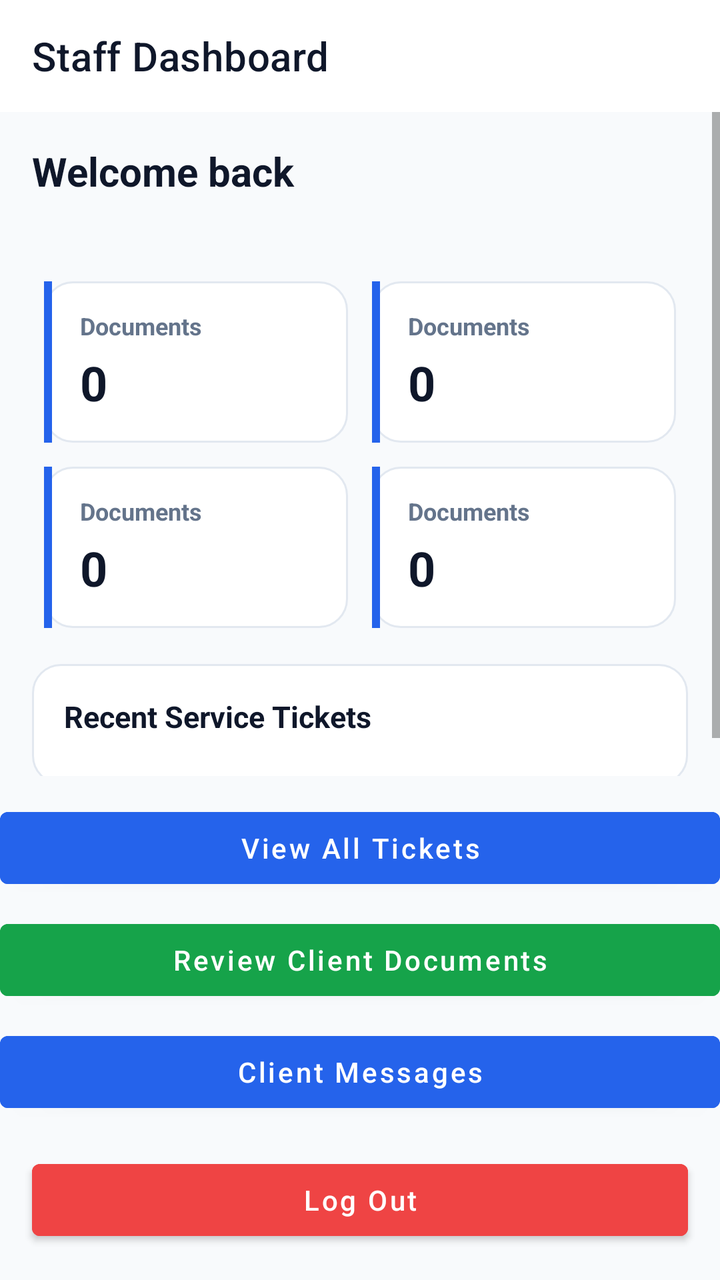
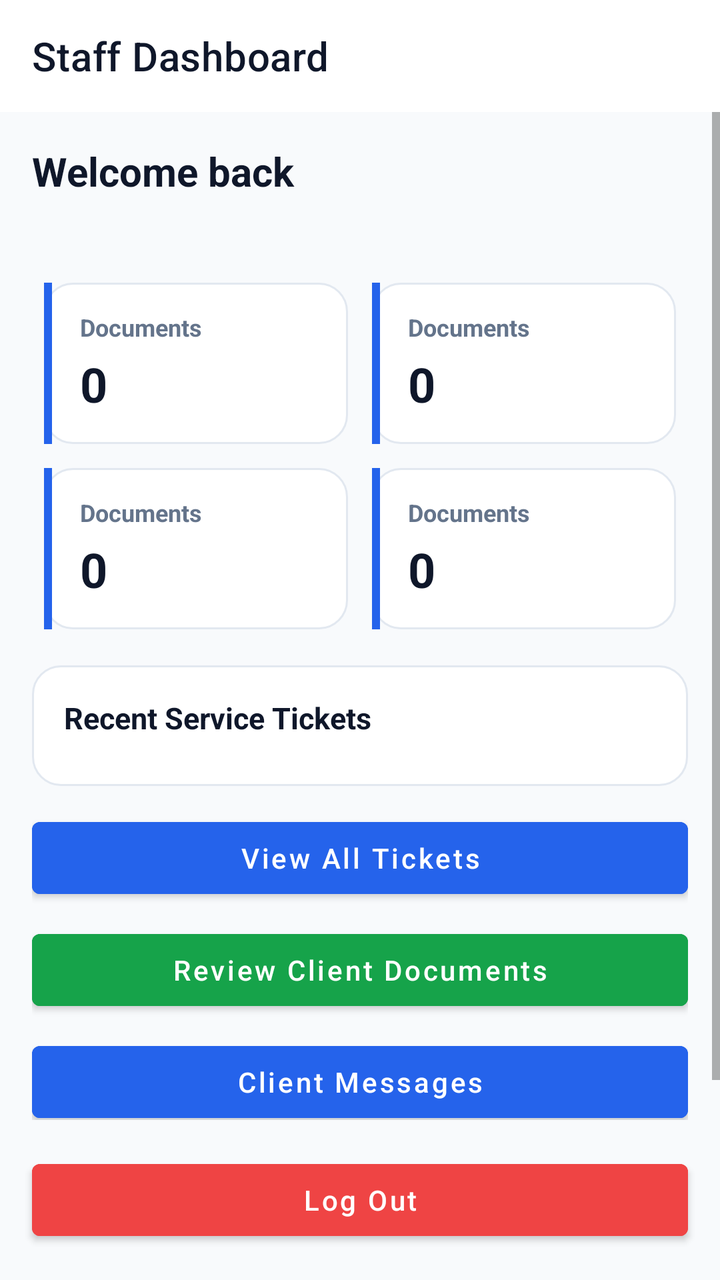

Screens rendered from an Android XML layout before and after an edit, with the pre-edit source and the edit as a unified diff.
<!-- AndroidManifest.xml: application theme Theme.ApexLedger -->
<!-- res/layout/activity_staff_dashboard.xml -->
<?xml version="1.0" encoding="utf-8"?>
<LinearLayout xmlns:android="http://schemas.android.com/apk/res/android"
    xmlns:app="http://schemas.android.com/apk/res-auto"
    android:layout_width="match_parent"
    android:layout_height="match_parent"
    android:orientation="vertical"
    android:background="@color/gray_50">

    <com.google.android.material.appbar.MaterialToolbar
        android:id="@+id/toolbar"
        android:layout_width="match_parent"
        android:layout_height="?attr/actionBarSize"
        android:background="@color/white"
        app:titleTextColor="@color/navy"
        app:title="Staff Dashboard" />

    <ScrollView
        android:layout_width="match_parent"
        android:layout_height="0dp"
        android:layout_weight="1">

        <LinearLayout
            android:layout_width="match_parent"
            android:layout_height="wrap_content"
            android:orientation="vertical"
            android:padding="16dp">

            <TextView
                android:id="@+id/tvWelcome"
                android:layout_width="wrap_content"
                android:layout_height="wrap_content"
                android:text="Welcome back"
                android:textColor="@color/navy"
                android:textStyle="bold"
                android:textSize="20sp" />

            <TextView
                android:id="@+id/tvRole"
                android:layout_width="wrap_content"
                android:layout_height="wrap_content"
                android:textColor="@color/gray_500"
                android:textSize="13sp"
                android:layout_marginTop="2dp"
                android:layout_marginBottom="16dp" />

            <LinearLayout
                android:layout_width="match_parent"
                android:layout_height="wrap_content"
                android:orientation="horizontal">

                <include layout="@layout/item_stat_card" android:id="@+id/statActiveClients" />
                <include layout="@layout/item_stat_card" android:id="@+id/statOpenTickets" />
            </LinearLayout>

            <LinearLayout
                android:layout_width="match_parent"
                android:layout_height="wrap_content"
                android:orientation="horizontal">

                <include layout="@layout/item_stat_card" android:id="@+id/statAccountants" />
                <include layout="@layout/item_stat_card" android:id="@+id/statOverdue" />
            </LinearLayout>

            <LinearLayout
                android:layout_width="match_parent"
                android:layout_height="wrap_content"
                android:orientation="vertical"
                android:background="@drawable/bg_card_stroke"
                android:padding="16dp"
                android:layout_marginTop="12dp">

                <TextView
                    android:layout_width="wrap_content"
                    android:layout_height="wrap_content"
                    android:text="Recent Service Tickets"
                    android:textColor="@color/navy"
                    android:textStyle="bold"
                    android:textSize="15sp"
                    android:layout_marginBottom="8dp" />

                <androidx.recyclerview.widget.RecyclerView
                    android:id="@+id/rvAllTickets"
                    android:layout_width="match_parent"
                    android:layout_height="wrap_content"
                    android:nestedScrollingEnabled="false" />

            </LinearLayout>

        </LinearLayout>
    </ScrollView>

    <Button
        android:id="@+id/btnViewAllTickets"
        android:layout_width="match_parent"
        android:layout_height="wrap_content"
        android:text="View All Tickets"
        android:textAllCaps="false"
        android:backgroundTint="@color/primary"
        android:textColor="@color/white"
        android:layout_marginTop="12dp" />

    <Button
        android:id="@+id/btnReviewDocuments"
        android:layout_width="match_parent"
        android:layout_height="wrap_content"
        android:text="Review Client Documents"
        android:textAllCaps="false"
        android:backgroundTint="@color/success"
        android:textColor="@color/white"
        android:layout_marginTop="8dp" />

    <Button
        android:id="@+id/btnClientMessages"
        android:layout_width="match_parent"
        android:layout_height="wrap_content"
        android:text="Client Messages"
        android:textAllCaps="false"
        android:backgroundTint="@color/primary"
        android:textColor="@color/white"
        android:layout_marginTop="8dp" />

    <Button
        android:id="@+id/btnReports"
        android:layout_width="match_parent"
        android:layout_height="wrap_content"
        android:text="Manager Reports"
        android:textAllCaps="false"
        android:backgroundTint="@color/gray_600"
        android:textColor="@color/white"
        android:layout_marginTop="8dp"
        android:visibility="gone" />

    <Button
        android:id="@+id/btnAdminPanel"
        android:layout_width="match_parent"
        android:layout_height="wrap_content"
        android:text="Admin Panel"
        android:textAllCaps="false"
        android:backgroundTint="@color/gray_600"
        android:textColor="@color/white"
        android:layout_marginHorizontal="16dp"
        android:layout_marginTop="8dp"
        android:visibility="gone" />

    <Button
        android:id="@+id/btnLogout"
        android:layout_width="match_parent"
        android:layout_height="wrap_content"
        android:text="Log Out"
        android:textAllCaps="false"
        android:backgroundTint="@color/danger"
        android:textColor="@color/white"
        android:layout_margin="16dp" />

</LinearLayout>
<!-- res/layout/item_stat_card.xml (included above) -->
<?xml version="1.0" encoding="utf-8"?>
<LinearLayout xmlns:android="http://schemas.android.com/apk/res/android"
    android:layout_width="0dp"
    android:layout_height="wrap_content"
    android:layout_weight="1"
    android:layout_margin="6dp"
    android:orientation="horizontal"
    android:background="@drawable/bg_card_stroke">

    <View
        android:id="@+id/statAccentBar"
        android:layout_width="4dp"
        android:layout_height="match_parent"
        android:background="@color/primary" />

    <LinearLayout
        android:layout_width="0dp"
        android:layout_height="wrap_content"
        android:layout_weight="1"
        android:orientation="vertical"
        android:padding="14dp">

        <TextView
            android:id="@+id/tvStatLabel"
            android:layout_width="wrap_content"
            android:layout_height="wrap_content"
            android:text="Documents"
            android:textColor="@color/gray_500"
            android:textSize="12sp"
            android:textStyle="bold" />

        <TextView
            android:id="@+id/tvStatValue"
            android:layout_width="wrap_content"
            android:layout_height="wrap_content"
            android:text="0"
            android:textColor="@color/navy"
            android:textStyle="bold"
            android:textSize="24sp"
            android:layout_marginTop="4dp" />

    </LinearLayout>
</LinearLayout>
<!-- resources referenced by this layout -->
<resources>
  <color name="danger">#EF4444</color>
  <color name="gray_50">#F8FAFC</color>
  <color name="gray_500">#64748B</color>
  <color name="gray_600">#475569</color>
  <color name="navy">#0F172A</color>
  <color name="primary">#2563EB</color>
  <color name="success">#16A34A</color>
  <color name="white">#FFFFFF</color>
  <!-- drawable bg_card_stroke (drawable) -->
  <?xml version="1.0" encoding="utf-8"?>
  <shape xmlns:android="http://schemas.android.com/apk/res/android" android:shape="rectangle">
      <corners android:radius="14dp" />
      <solid android:color="@color/white" />
      <stroke android:width="1dp" android:color="@color/gray_200" />
  </shape>
  <style name="Theme.ApexLedger" parent="Theme.MaterialComponents.DayNight.NoActionBar">
          <item name="colorPrimary">@color/primary</item>
          <item name="colorPrimaryDark">@color/primary_dark</item>
          <item name="colorAccent">@color/success</item>
          <item name="android:windowBackground">@color/background</item>
          <item name="android:statusBarColor">@color/navy</item>
          <item name="android:navigationBarColor">@color/white</item>
      </style>
  <color name="gray_200">#E2E8F0</color>
  <color name="primary_dark">#1D4ED8</color>
  <color name="background">@color/gray_50</color>
</resources>

<!-- the commit's change to res/layout/activity_staff_dashboard.xml (unified diff, before → after) -->
@@ -34,21 +34,42 @@
                 android:textStyle="bold"
                 android:textSize="20sp" />
 
-            <TextView
-                android:id="@+id/tvRole"
+            <LinearLayout
                 android:layout_width="wrap_content"
                 android:layout_height="wrap_content"
-                android:textColor="@color/gray_500"
-                android:textSize="13sp"
-                android:layout_marginTop="2dp"
-                android:layout_marginBottom="16dp" />
+                android:orientation="horizontal"
+                android:gravity="center_vertical"
+                android:layout_marginTop="4dp"
+                android:layout_marginBottom="16dp">
+
+                <TextView
+                    android:id="@+id/tvDate"
+                    android:layout_width="wrap_content"
+                    android:layout_height="wrap_content"
+                    android:textColor="@color/gray_500"
+                    android:textSize="12sp"
+                    android:layout_marginEnd="8dp" />
+
+                <TextView
+                    android:id="@+id/tvDepartmentBadge"
+                    android:layout_width="wrap_content"
+                    android:layout_height="wrap_content"
+                    android:text="Department"
+                    android:textSize="10sp"
+                    android:textStyle="bold"
+                    android:textColor="@color/primary"
+                    android:background="@color/primary_light"
+                    android:paddingHorizontal="8dp"
+                    android:paddingVertical="3dp"
+                    android:visibility="gone" />
+            </LinearLayout>
 
             <LinearLayout
                 android:layout_width="match_parent"
                 android:layout_height="wrap_content"
                 android:orientation="horizontal">
 
-                <include layout="@layout/item_stat_card" android:id="@+id/statActiveClients" />
+                <include layout="@layout/item_stat_card" android:id="@+id/statMyClients" />
                 <include layout="@layout/item_stat_card" android:id="@+id/statOpenTickets" />
             </LinearLayout>
 
@@ -57,7 +78,7 @@
                 android:layout_height="wrap_content"
                 android:orientation="horizontal">
 
-                <include layout="@layout/item_stat_card" android:id="@+id/statAccountants" />
+                <include layout="@layout/item_stat_card" android:id="@+id/statUnreadMessages" />
                 <include layout="@layout/item_stat_card" android:id="@+id/statOverdue" />
             </LinearLayout>
 
@@ -86,61 +107,60 @@
 
             </LinearLayout>
 
+            <Button
+                android:id="@+id/btnViewAllTickets"
+                android:layout_width="match_parent"
+                android:layout_height="wrap_content"
+                android:text="View All Tickets"
+                android:textAllCaps="false"
+                android:backgroundTint="@color/primary"
+                android:textColor="@color/white"
+                android:layout_marginTop="12dp" />
+
+            <Button
+                android:id="@+id/btnReviewDocuments"
+                android:layout_width="match_parent"
+                android:layout_height="wrap_content"
+                android:text="Review Client Documents"
+                android:textAllCaps="false"
+                android:backgroundTint="@color/success"
+                android:textColor="@color/white"
+                android:layout_marginTop="8dp" />
+
+            <Button
+                android:id="@+id/btnClientMessages"
+                android:layout_width="match_parent"
+                android:layout_height="wrap_content"
+                android:text="Client Messages"
+                android:textAllCaps="false"
+                android:backgroundTint="@color/primary"
+                android:textColor="@color/white"
+                android:layout_marginTop="8dp" />
+
+            <Button
+                android:id="@+id/btnReports"
+                android:layout_width="match_parent"
+                android:layout_height="wrap_content"
+                android:text="Manager Reports"
+                android:textAllCaps="false"
+                android:backgroundTint="@color/gray_600"
+                android:textColor="@color/white"
+                android:layout_marginTop="8dp"
+                android:visibility="gone" />
+
+            <Button
+                android:id="@+id/btnAdminPanel"
+                android:layout_width="match_parent"
+                android:layout_height="wrap_content"
+                android:text="Admin Panel"
+                android:textAllCaps="false"
+                android:backgroundTint="@color/gray_600"
+                android:textColor="@color/white"
+                android:layout_marginTop="8dp"
+                android:visibility="gone" />
+
         </LinearLayout>
     </ScrollView>
-
-    <Button
-        android:id="@+id/btnViewAllTickets"
-        android:layout_width="match_parent"
-        android:layout_height="wrap_content"
-        android:text="View All Tickets"
-        android:textAllCaps="false"
-        android:backgroundTint="@color/primary"
-        android:textColor="@color/white"
-        android:layout_marginTop="12dp" />
-
-    <Button
-        android:id="@+id/btnReviewDocuments"
-        android:layout_width="match_parent"
-        android:layout_height="wrap_content"
-        android:text="Review Client Documents"
-        android:textAllCaps="false"
-        android:backgroundTint="@color/success"
-        android:textColor="@color/white"
-        android:layout_marginTop="8dp" />
-
-    <Button
-        android:id="@+id/btnClientMessages"
-        android:layout_width="match_parent"
-        android:layout_height="wrap_content"
-        android:text="Client Messages"
-        android:textAllCaps="false"
-        android:backgroundTint="@color/primary"
-        android:textColor="@color/white"
-        android:layout_marginTop="8dp" />
-
-    <Button
-        android:id="@+id/btnReports"
-        android:layout_width="match_parent"
-        android:layout_height="wrap_content"
-        android:text="Manager Reports"
-        android:textAllCaps="false"
-        android:backgroundTint="@color/gray_600"
-        android:textColor="@color/white"
-        android:layout_marginTop="8dp"
-        android:visibility="gone" />
-
-    <Button
-        android:id="@+id/btnAdminPanel"
-        android:layout_width="match_parent"
-        android:layout_height="wrap_content"
-        android:text="Admin Panel"
-        android:textAllCaps="false"
-        android:backgroundTint="@color/gray_600"
-        android:textColor="@color/white"
-        android:layout_marginHorizontal="16dp"
-        android:layout_marginTop="8dp"
-        android:visibility="gone" />
 
     <Button
         android:id="@+id/btnLogout"
<!-- resource entries referenced after the edit -->
@@ -6,6 +6,7 @@
   <color name="gray_600">#475569</color>
   <color name="navy">#0F172A</color>
   <color name="primary">#2563EB</color>
+  <color name="primary_light">#EFF6FF</color>
   <color name="success">#16A34A</color>
   <color name="white">#FFFFFF</color>
   <!-- drawable bg_card_stroke (drawable) -->
